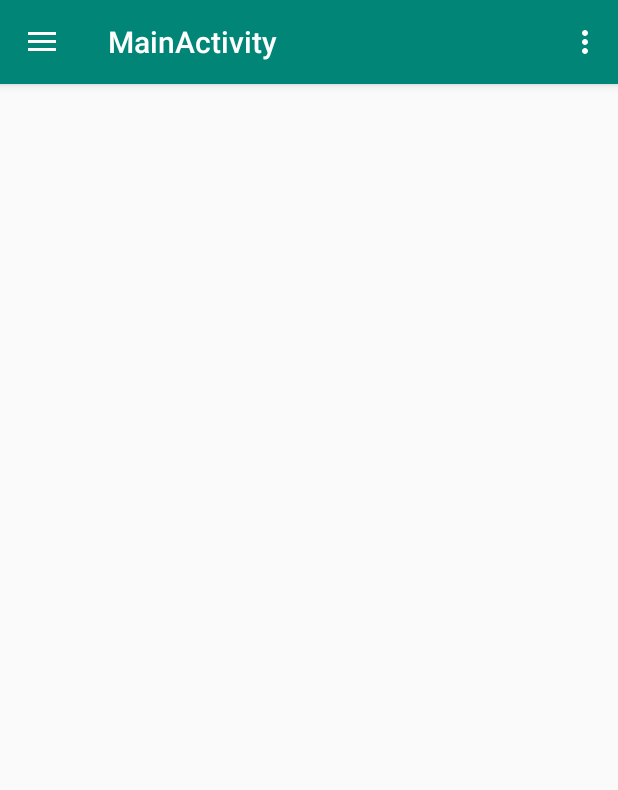
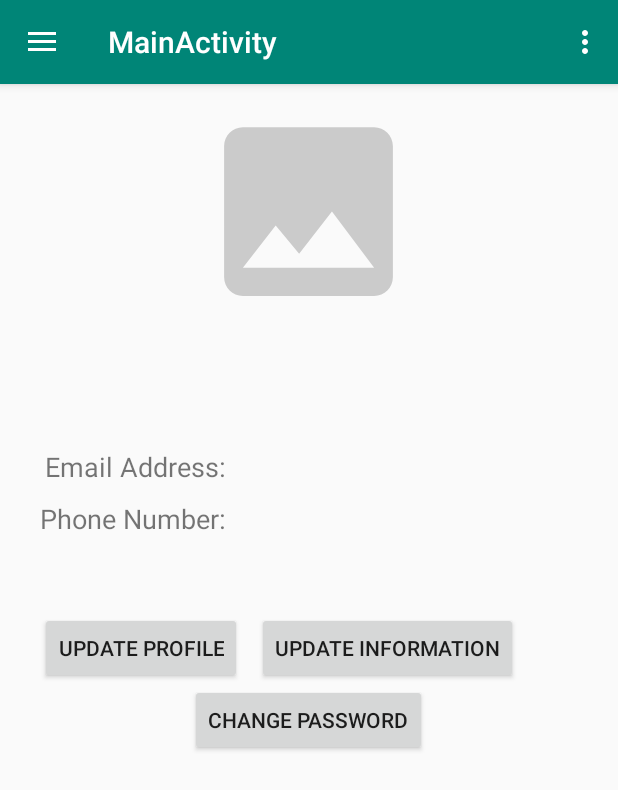
Before and after one commit to weianchan/GiveMeYourHand, an Android app: the screen it shows after launch once a user with an empty profile is signed in (MainActivity), in the options menu, after a tap on "Settings", on a phone screen of 412 x 824 dp. Shown: the top 790 px of the screen. Run offline under Robolectric (Android 15) with nearby library versions, the phone set to English and light mode, and no system bars; our stand-ins replace Firebase (no records; nobody signed in at launch, a user with empty details on screens opened directly), Picasso.

Commit message:
profile maintenance

```diff
--- a/app/src/main/java/student/assignment/taruc/givemeyourhand/MainActivity.java
+++ b/app/src/main/java/student/assignment/taruc/givemeyourhand/MainActivity.java
@@ -32,7 +32,7 @@ import com.squareup.picasso.Picasso;
 import java.util.HashMap;
 
 public class MainActivity extends AppCompatActivity
-        implements NavigationView.OnNavigationItemSelectedListener {
+        implements NavigationView.OnNavigationItemSelectedListener, View.OnClickListener {
 
     private FirebaseAuth mAuth;
 
@@ -73,7 +73,9 @@ public class MainActivity extends AppCompatActivity
 
         fragmentManager  = getSupportFragmentManager();
 
-
+        navName.setOnClickListener(this);
+        navEmail.setOnClickListener(this);
+        navProfile.setOnClickListener(this);
 
     }
 
@@ -95,7 +97,7 @@ public class MainActivity extends AppCompatActivity
                         .placeholder(R.drawable.ic_image_24dp)
                         .error(R.drawable.ic_image_24dp)
                         .into(navProfile);
-                Log.d("photoUrl",currentUser.getPhotoUrl().toString());
+
             }
 
 
@@ -169,4 +171,19 @@ public class MainActivity extends AppCompatActivity
         drawer.closeDrawer(GravityCompat.START);
         return true;
     }
+
+    @Override
+    public void onClick(View view) {
+        switch (view.getId()){
+            case R.id.current_username:
+            case R.id.current_user_profile:
+            case R.id.current_user_email:
+                fragmentManager.beginTransaction().replace(R.id.main_fragment_container, new ProfileFragment()).commit();
+                onBackPressed();
+                break;
+
+
+
+        }
+    }
 }
--- /dev/null
+++ b/app/src/main/java/student/assignment/taruc/givemeyourhand/ProfileFragment.java
@@ -0,0 +1,280 @@
+package student.assignment.taruc.givemeyourhand;
+
+
+import android.app.Activity;
+import android.app.AlertDialog;
+import android.content.DialogInterface;
+import android.content.Intent;
+import android.content.pm.PackageManager;
+import android.net.Uri;
+import android.os.Bundle;
+import android.support.annotation.NonNull;
+import android.support.design.widget.NavigationView;
+import android.support.v4.app.ActivityCompat;
+import android.support.v4.app.Fragment;
+import android.support.v4.app.FragmentTransaction;
+import android.text.InputType;
+import android.text.method.PasswordTransformationMethod;
+import android.view.LayoutInflater;
+import android.view.View;
+import android.view.ViewGroup;
+import android.widget.Button;
+import android.widget.EditText;
+import android.widget.ImageView;
+import android.widget.LinearLayout;
+import android.widget.TextView;
+import android.widget.Toast;
+
+import com.google.android.gms.tasks.OnCompleteListener;
+import com.google.android.gms.tasks.OnSuccessListener;
+import com.google.android.gms.tasks.Task;
+import com.google.firebase.auth.AuthCredential;
+import com.google.firebase.auth.EmailAuthCredential;
+import com.google.firebase.auth.EmailAuthProvider;
+import com.google.firebase.auth.FirebaseAuth;
+import com.google.firebase.auth.FirebaseUser;
+import com.google.firebase.auth.UserProfileChangeRequest;
+import com.google.firebase.database.DataSnapshot;
+import com.google.firebase.database.DatabaseError;
+import com.google.firebase.database.DatabaseReference;
+import com.google.firebase.database.FirebaseDatabase;
+import com.google.firebase.database.ValueEventListener;
+import com.google.firebase.storage.FirebaseStorage;
+import com.google.firebase.storage.StorageReference;
+import com.google.firebase.storage.UploadTask;
+import com.squareup.picasso.Picasso;
+
+
+/**
+ * A simple {@link Fragment} subclass.
+ */
+public class ProfileFragment extends Fragment implements View.OnClickListener {
+
+    private TextView username, userEmail, userPhone;
+    private ImageView userProfile;
+    private Button changeProfile, changeInfo, changePassword;
+    private FirebaseUser currentUser;
+    private FirebaseAuth firebaseAuth;
+    private FirebaseDatabase firebaseDatabase;
+    private FirebaseStorage firebaseStorage;
+    View view;
+
+    public ProfileFragment() {
+        // Required empty public constructor
+    }
+
+
+    @Override
+    public View onCreateView(LayoutInflater inflater, ViewGroup container,
+                             Bundle savedInstanceState) {
+        // Inflate the layout for this fragment
+        view = inflater.inflate(R.layout.fragment_profile, container, false);
+
+        username = view.findViewById(R.id.profile_username);
+        userEmail = view.findViewById(R.id.profile_user_email);
+        userPhone = view.findViewById(R.id.profile_user_phone);
+        userProfile = view.findViewById(R.id.profile_image);
+
+        changeProfile = view.findViewById(R.id.change_profile_btn);
+        changeInfo = view.findViewById(R.id.change_info_btn);
+        changePassword = view.findViewById(R.id.change_password_btn);
+
+        firebaseAuth = FirebaseAuth.getInstance();
+        currentUser = firebaseAuth.getCurrentUser();
+        firebaseDatabase = FirebaseDatabase.getInstance();
+        firebaseStorage = FirebaseStorage.getInstance();
+
+        changePassword.setOnClickListener(this);
+        changeInfo.setOnClickListener(this);
+        changeProfile.setOnClickListener(this);
+
+
+        return view;
+    }
+
+    @Override
+    public void onStart() {
+        super.onStart();
+        username.setText(currentUser.getDisplayName());
+        userEmail.setText(currentUser.getEmail());
+        Picasso.get().load(currentUser.getPhotoUrl()).fit().centerCrop()
+                .placeholder(R.drawable.ic_image_24dp)
+                .error(R.drawable.ic_image_24dp)
+                .into(userProfile);
+
+        firebaseDatabase.getReference().child("User").child(currentUser.getUid()).addValueEventListener(new ValueEventListener() {
+            @Override
+            public void onDataChange(@NonNull DataSnapshot dataSnapshot) {
+                userPhone.setText(dataSnapshot.child("Phone").getValue(String.class));
+            }
+
+            @Override
+            public void onCancelled(@NonNull DatabaseError databaseError) {
+
+            }
+        });
+
+    }
+
+    @Override
+    public void onClick(View view) {
+        switch (view.getId()){
+            case R.id.change_info_btn:
+                getActivity().getSupportFragmentManager().beginTransaction().replace(R.id.main_fragment_container, new UpdateInfo()).commit();
+                break;
+            case R.id.change_password_btn:
+                final AlertDialog.Builder builder = new AlertDialog.Builder(getActivity());
+                builder.setTitle("your old password:");
+
+                final EditText input =new EditText(getActivity());
+                input.setInputType(InputType.TYPE_CLASS_TEXT|InputType.TYPE_TEXT_VARIATION_PASSWORD);
+                input.setTransformationMethod(PasswordTransformationMethod.getInstance());
+
+                builder.setView(input);
+
+                builder.setPositiveButton("Ok", new DialogInterface.OnClickListener() {
+                    @Override
+                    public void onClick(DialogInterface dialogInterface, int i) {
+                        AuthCredential credential = EmailAuthProvider.getCredential(currentUser.getEmail(), input.getText().toString());
+
+                        currentUser.reauthenticate(credential)
+                                .addOnCompleteListener(new OnCompleteListener<Void>() {
+                                    @Override
+                                    public void onComplete(@NonNull Task<Void> task) {
+                                        if(task.isSuccessful()){
+                                            final AlertDialog.Builder newBuilder = new AlertDialog.Builder(getActivity());
+                                            LinearLayout layout = new LinearLayout(getActivity());
+                                            layout.setOrientation(LinearLayout.VERTICAL);
+                                            newBuilder.setTitle("Enter Your new password");
+                                            final EditText password = new EditText(getActivity());
+                                            password.setInputType(InputType.TYPE_CLASS_TEXT|InputType.TYPE_TEXT_VARIATION_PASSWORD);
+                                            password.setTransformationMethod(PasswordTransformationMethod.getInstance());
+                                            password.setHint("new password");
+                                            layout.addView(password);
+                                            final EditText confirmPassword = new EditText(getActivity());
+                                            confirmPassword.setInputType(InputType.TYPE_CLASS_TEXT|InputType.TYPE_TEXT_VARIATION_PASSWORD);
+                                            confirmPassword.setTransformationMethod(PasswordTransformationMethod.getInstance());
+                                            confirmPassword.setHint("Confirm Password");
+                                            layout.addView(confirmPassword);
+                                            newBuilder.setView(layout);
+
+                                            newBuilder.setPositiveButton("Change", new DialogInterface.OnClickListener() {
+                                                @Override
+                                                public void onClick(DialogInterface dialogInterface, int i) {
+                                                    if(password.getText().toString().equals(confirmPassword.getText().toString())){
+                                                        currentUser.updatePassword(password.getText().toString()).addOnCompleteListener(new OnCompleteListener<Void>() {
+                                                            @Override
+                                                            public void onComplete(@NonNull Task<Void> task) {
+                                                                if (task.isSuccessful()) {
+                                                                    Toast.makeText(getActivity(),"Password updated", Toast.LENGTH_SHORT).show();
+                                                                } else {
+                                                                    Toast.makeText(getActivity(),"Error password not updated", Toast.LENGTH_SHORT).show();
+                                                                }
+                                                            }
+                                                        });
+                                                    }
+                                                    else{
+                                                        Toast.makeText(getActivity(), "Error confirm password must same as password", Toast.LENGTH_SHORT).show();
+                                                    }
+                                                }
+                                            });
+
+                                            newBuilder.setNegativeButton("Cancel", new DialogInterface.OnClickListener() {
+                                                @Override
+                                                public void onClick(DialogInterface dialogInterface, int i) {
+                                                    dialogInterface.cancel();
+                                                }
+                                            });
+
+                                            newBuilder.show();
+
+                                        }
+                                        else{
+                                            Toast.makeText(getActivity(), "Error password incorrect", Toast.LENGTH_SHORT).show();
+
+                                        }
+                                    }
+
+                                });
+
+
+                    }
+                });
+                builder.setNegativeButton("Cancel", new DialogInterface.OnClickListener() {
+                    @Override
+                    public void onClick(DialogInterface dialogInterface, int i) {
+                        dialogInterface.cancel();
+                    }
+                });
+
+                builder.show();
+
+
+                break;
+            case R.id.change_profile_btn:
+                try {
+                    if (ActivityCompat.checkSelfPermission(getActivity(), android.Manifest.permission.READ_EXTERNAL_STORAGE) != PackageManager.PERMISSION_GRANTED) {
+                        ActivityCompat.requestPermissions(getActivity(), new String[]{android.Manifest.permission.READ_EXTERNAL_STORAGE},1);
+                    }
+                    if (ActivityCompat.checkSelfPermission(getActivity(), android.Manifest.permission.READ_EXTERNAL_STORAGE) == PackageManager.PERMISSION_GRANTED) {
+
+                        Intent intent = new Intent(Intent.ACTION_PICK,android.provider.MediaStore.Images.Media.EXTERNAL_CONTENT_URI);
+                        intent.setType("image/*");
+                        startActivityForResult(Intent.createChooser(intent, "Select Picture"), 1);
+                    }
+                } catch (Exception e) {
+                    e.printStackTrace();
+                }
+                break;
+        }
+    }
+
+    @Override
+    public void onActivityResult(int requestCode, int resultCode, Intent data) {
+        super.onActivityResult(requestCode, resultCode, data);
+
+        if(resultCode == Activity.RESULT_OK&& requestCode == 1 && data!= null){
+
+
+            Uri imageUri = data.getData();
+            StorageReference imageRef = firebaseStorage.getReference().child("users/"+currentUser.getUid()+".jpg");
+            imageRef.putFile(imageUri).addOnCompleteListener(new OnCompleteListener<UploadTask.TaskSnapshot>() {
+                @Override
+                public void onComplete(@NonNull Task<UploadTask.TaskSnapshot> task) {
+                    if(task.isComplete() && task.isSuccessful()){
+                        task.getResult().getMetadata().getReference().getDownloadUrl().addOnSuccessListener(new OnSuccessListener<Uri>() {
+                            @Override
+                            public void onSuccess(Uri uri) {
+                                UserProfileChangeRequest profileUpdate = new UserProfileChangeRequest.Builder()
+                                        .setPhotoUri(uri)
+                                        .build();
+                                currentUser.updateProfile(profileUpdate);
+                                Picasso.get().load(uri).fit().centerCrop()
+                                        .placeholder(R.drawable.ic_image_24dp)
+                                        .error(R.drawable.ic_image_24dp)
+                                        .into(userProfile);
+
+                                NavigationView navigationView = view.getRootView().findViewById(R.id.nav_view);
+                                View header = navigationView.getHeaderView(0);
+                                ImageView navProfile = header.findViewById(R.id.current_user_profile);
+                                Picasso.get().load(uri).fit().centerCrop()
+                                        .placeholder(R.drawable.ic_image_24dp)
+                                        .error(R.drawable.ic_image_24dp)
+                                        .into(navProfile);
+
+
+                            }
+                        });
+
+
+                    }
+                }
+            });
+
+
+
+
+
+        }
+    }
+}
--- /dev/null
+++ b/app/src/main/res/layout/fragment_profile.xml
@@ -0,0 +1,98 @@
+<?xml version="1.0" encoding="utf-8"?>
+<RelativeLayout xmlns:android="http://schemas.android.com/apk/res/android"
+    xmlns:app="http://schemas.android.com/apk/res-auto"
+    xmlns:tools="http://schemas.android.com/tools"
+    android:layout_width="match_parent"
+    android:layout_height="match_parent"
+    tools:context=".ProfileFragment">
+
+
+    <ImageView
+        android:id="@+id/profile_image"
+        android:layout_width="150dp"
+        android:layout_height="150dp"
+        android:layout_centerHorizontal="true"
+        android:layout_marginTop="10dp"
+        android:contentDescription="@string/user_profile"
+        android:src="@drawable/ic_image_24dp" />
+
+    <TextView
+        android:id="@+id/profile_username"
+        android:layout_width="wrap_content"
+        android:layout_height="wrap_content"
+        android:layout_below="@+id/profile_image"
+        android:layout_centerHorizontal="true"
+        android:text=""
+        android:textSize="24sp"
+        android:textStyle="bold" />
+
+    <TextView
+        android:id="@+id/profile_user_email_lbl"
+        android:layout_width="wrap_content"
+        android:layout_height="wrap_content"
+        android:layout_below="@+id/profile_username"
+        android:layout_centerHorizontal="false"
+        android:layout_marginStart="30dp"
+        android:layout_marginTop="50dp"
+        android:text="@string/email_address_lbl"
+        android:textSize="18sp" />
+
+    <TextView
+        android:id="@+id/profile_user_email"
+        android:layout_width="wrap_content"
+        android:layout_height="wrap_content"
+        android:layout_alignBaseline="@+id/profile_user_email_lbl"
+        android:layout_centerHorizontal="false"
+        android:layout_marginStart="10dp"
+        android:layout_toEndOf="@+id/profile_user_email_lbl"
+        android:textSize="16sp" />
+
+    <TextView
+        android:id="@+id/profile_user_phone_lbl"
+        android:layout_width="wrap_content"
+        android:layout_height="wrap_content"
+        android:layout_below="@+id/profile_user_email_lbl"
+        android:layout_alignEnd="@+id/profile_user_email_lbl"
+        android:layout_centerVertical="false"
+        android:layout_marginTop="10dp"
+        android:text="@string/phone_number_lbl"
+        android:textSize="18sp" />
+
+    <TextView
+        android:id="@+id/profile_user_phone"
+        android:layout_width="wrap_content"
+        android:layout_height="wrap_content"
+        android:layout_alignBaseline="@+id/profile_user_phone_lbl"
+        android:layout_marginStart="10dp"
+        android:layout_toEndOf="@+id/profile_user_phone_lbl" />
+
+    <Button
+        android:id="@+id/change_profile_btn"
+        android:layout_width="wrap_content"
+        android:layout_height="wrap_content"
+        android:layout_below="@+id/profile_user_phone_lbl"
+        android:layout_alignStart="@+id/profile_user_phone_lbl"
+        android:layout_alignParentBottom="false"
+        android:layout_marginTop="50dp"
+        android:text="@string/update_profile" />
+
+    <Button
+        android:id="@+id/change_info_btn"
+        android:layout_width="wrap_content"
+        android:layout_height="wrap_content"
+        android:layout_alignBaseline="@+id/change_profile_btn"
+        android:layout_alignParentEnd="false"
+        android:layout_marginStart="10dp"
+        android:layout_toEndOf="@+id/change_profile_btn"
+        android:text="@string/update_information" />
+
+    <Button
+        android:id="@+id/change_password_btn"
+        android:layout_width="wrap_content"
+        android:layout_height="wrap_content"
+        android:layout_below="@+id/change_info_btn"
+        android:layout_alignParentStart="false"
+        android:layout_alignParentBottom="false"
+        android:layout_centerHorizontal="true"
+        android:text="@string/change_password" />
+</RelativeLayout>
--- a/app/src/main/res/layout/nav_header_main.xml
+++ b/app/src/main/res/layout/nav_header_main.xml
@@ -18,6 +18,7 @@
         android:layout_height="wrap_content"
         android:contentDescription="@string/nav_header_desc"
         android:paddingTop="@dimen/nav_header_vertical_spacing"
+        android:scaleType="centerCrop"
         app:srcCompat="@mipmap/ic_launcher_round" />
 
     <TextView
--- a/app/src/main/res/layout/signup_layout.xml
+++ b/app/src/main/res/layout/signup_layout.xml
@@ -3,7 +3,7 @@
     xmlns:app="http://schemas.android.com/apk/res-auto"
     android:layout_width="match_parent"
     android:layout_height="match_parent"
-    android:background="@color/colorAccent"
+    android:background="@color/background_color"
     android:orientation="vertical"
     android:padding="20dp">
 
@@ -40,6 +40,7 @@
         android:singleLine="true"
         android:textColor="@color/white"
         android:textColorHint="@color/white"
+        android:textColorLink="@color/white"
         android:textSize="12sp" />
 
     <View
@@ -62,6 +63,7 @@
         android:singleLine="true"
         android:textColor="@color/white"
         android:textColorHint="@color/white"
+        android:textColorLink="@color/white"
         android:textSize="12sp" />
 
     <View
--- a/app/src/main/res/values/strings.xml
+++ b/app/src/main/res/values/strings.xml
@@ -32,4 +32,10 @@
     <string name="submit">Submit</string>
     <string name="no_image_selected">No image selected</string>
     <string name="click_to_select_image">Click to select image</string>
+    <string name="user_profile">User Profile</string>
+    <string name="email_address_lbl">Email Address:</string>
+    <string name="phone_number_lbl">Phone Number:</string>
+    <string name="update_profile">Update Profile</string>
+    <string name="update_information">Update Information</string>
+    <string name="change_password">Change Password</string>
 </resources>
```
Also changed, not shown: app/src/main/java/student/assignment/taruc/givemeyourhand/LoginFragment.java (+41 -2 lines), app/src/main/java/student/assignment/taruc/givemeyourhand/SignUpFragment.java (+5 -2 lines), app/src/main/java/student/assignment/taruc/givemeyourhand/UpdateInfo.java (added, +133 -0 lines), app/src/main/java/student/assignment/taruc/givemeyourhand/UploadPostFragment.java (+9 -7 lines), app/src/main/res/layout/fragment_update_info.xml (added, +62 -0 lines).
